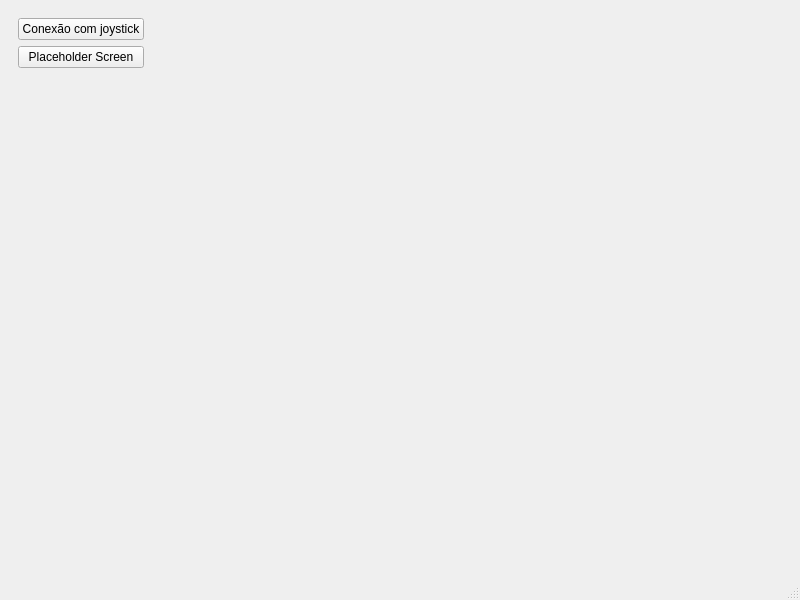
Qt form ui/ui_files/main_window.ui (JPCassimiro/JHMR) before a commit.
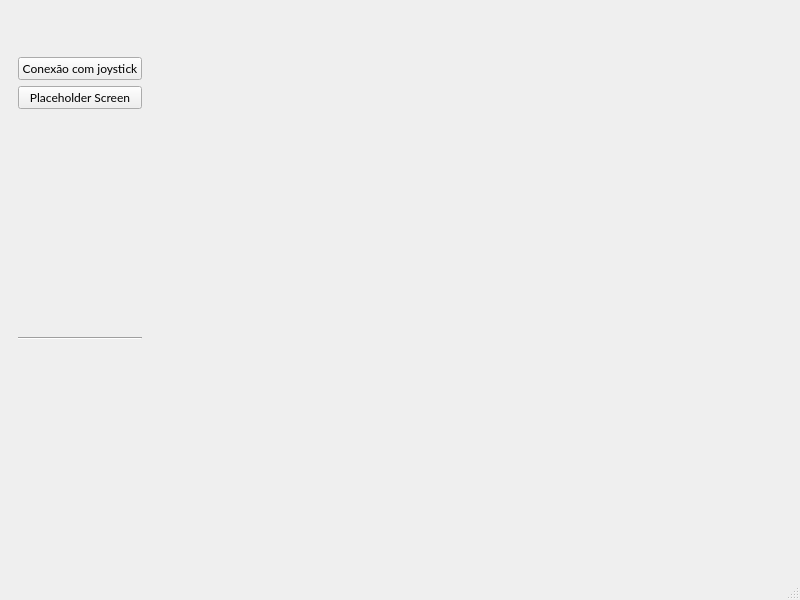
The same form after that commit.

Commit message: main menu version 0.2

```diff
--- a/ui/ui_files/main_window.ui
+++ b/ui/ui_files/main_window.ui
@@ -22,23 +22,87 @@
     <height>600</height>
    </size>
   </property>
+  <property name="font">
+   <font>
+    <family>Lato</family>
+   </font>
+  </property>
   <property name="windowTitle">
    <string>MainWindow</string>
   </property>
   <widget class="QWidget" name="centralwidget">
-   <layout class="QGridLayout" name="gridLayout">
+   <layout class="QGridLayout" name="gridLayout" rowstretch="1,0,8,1" columnstretch="0,0">
+    <property name="topMargin">
+     <number>8</number>
+    </property>
+    <property name="rightMargin">
+     <number>8</number>
+    </property>
+    <property name="bottomMargin">
+     <number>8</number>
+    </property>
+    <property name="spacing">
+     <number>2</number>
+    </property>
+    <item row="0" column="1">
+     <widget class="QWidget" name="titleWidget" native="true">
+      <layout class="QVBoxLayout" name="verticalLayout_2"/>
+     </widget>
+    </item>
     <item row="2" column="1">
-     <widget class="QStackedWidget" name="stackedWidget">
-      <property name="currentIndex">
-       <number>0</number>
+     <widget class="QWidget" name="stackedWidgetContainer" native="true">
+      <property name="sizeIncrement">
+       <size>
+        <width>0</width>
+        <height>0</height>
+       </size>
       </property>
-      <widget class="QWidget" name="connectionMenu"/>
-      <widget class="QWidget" name="placeholderMenu"/>
+      <layout class="QGridLayout" name="gridLayout_2">
+       <property name="leftMargin">
+        <number>1</number>
+       </property>
+       <property name="topMargin">
+        <number>1</number>
+       </property>
+       <property name="rightMargin">
+        <number>1</number>
+       </property>
+       <property name="bottomMargin">
+        <number>1</number>
+       </property>
+       <item row="0" column="0">
+        <widget class="QStackedWidget" name="stackedWidget">
+         <widget class="QWidget" name="widget_2"/>
+         <widget class="QWidget" name="widget_3"/>
+        </widget>
+       </item>
+      </layout>
      </widget>
     </item>
-    <item row="2" column="0">
+    <item row="3" column="1">
+     <widget class="QWidget" name="patientWidget" native="true">
+      <layout class="QHBoxLayout" name="horizontalLayout"/>
+     </widget>
+    </item>
+    <item row="0" column="0" rowspan="4">
      <widget class="QWidget" name="sideMenu_2" native="true">
       <layout class="QVBoxLayout" name="sideMenu">
+       <item>
+        <spacer name="verticalSpacer_2">
+         <property name="orientation">
+          <enum>Qt::Orientation::Vertical</enum>
+         </property>
+         <property name="sizeType">
+          <enum>QSizePolicy::Policy::Minimum</enum>
+         </property>
+         <property name="sizeHint" stdset="0">
+          <size>
+           <width>20</width>
+           <height>40</height>
+          </size>
+         </property>
+        </spacer>
+       </item>
        <item>
         <widget class="QPushButton" name="connectionMenuButton">
          <property name="text">
@@ -53,6 +117,29 @@
          </property>
         </widget>
        </item>
+       <item>
+        <spacer name="verticalSpacer_3">
+         <property name="orientation">
+          <enum>Qt::Orientation::Vertical</enum>
+         </property>
+         <property name="sizeHint" stdset="0">
+          <size>
+           <width>20</width>
+           <height>40</height>
+          </size>
+         </property>
+        </spacer>
+       </item>
+       <item>
+        <widget class="Line" name="sideMenuLine">
+         <property name="lineWidth">
+          <number>1</number>
+         </property>
+         <property name="orientation">
+          <enum>Qt::Orientation::Horizontal</enum>
+         </property>
+        </widget>
+       </item>
        <item>
         <spacer name="verticalSpacer">
          <property name="orientation">
```
Left out of the diff: 2 changed lines with no effect on the pictures. The commit also changes 24 other files.
